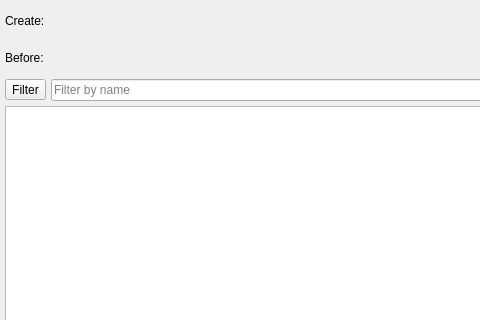
Above: libs/libgui/ui/tools/swapobjectsidswidget.ui from maniac787/pgmodeler before the change; both pictures show x 0 to 480 and y 0 to 320 of the 823 by 467 pixel window. Below: the same form after it.
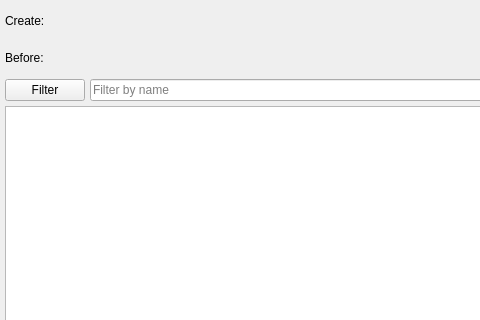
That is the form after the change. Icons and pictures are not drawn.

Commit message: Changing some QToolButton to QPushButton for better semantics (WIP).

Patch:
```diff
--- a/libs/libgui/ui/tools/swapobjectsidswidget.ui
+++ b/libs/libgui/ui/tools/swapobjectsidswidget.ui
@@ -74,7 +74,7 @@
         <number>5</number>
        </property>
        <item>
-        <widget class="QToolButton" name="filter_btn">
+        <widget class="QPushButton" name="filter_btn">
          <property name="enabled">
           <bool>true</bool>
          </property>
@@ -109,9 +109,6 @@
          <property name="checkable">
           <bool>true</bool>
          </property>
-         <property name="toolButtonStyle">
-          <enum>Qt::ToolButtonTextBesideIcon</enum>
-         </property>
         </widget>
        </item>
        <item>
```
Left out of the diff: 17 changed lines with no effect on the pictures. The commit also changes 30 other files.
